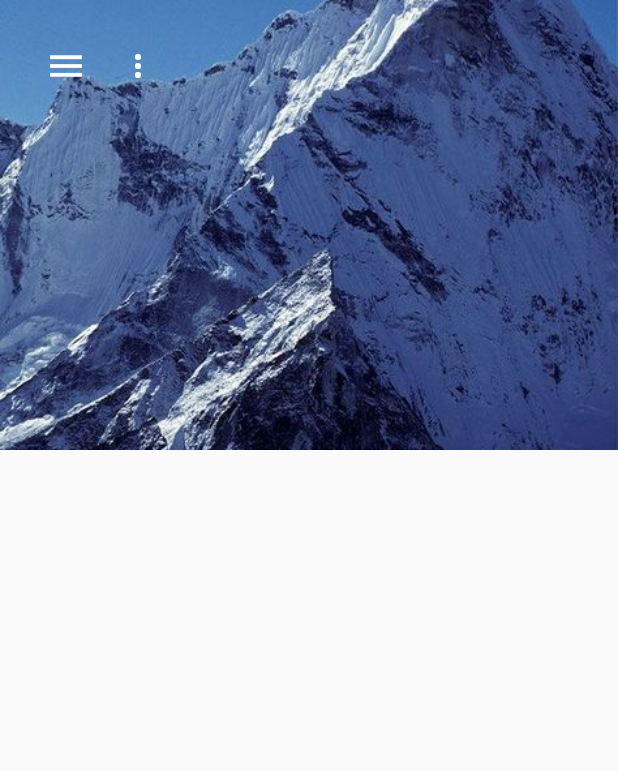
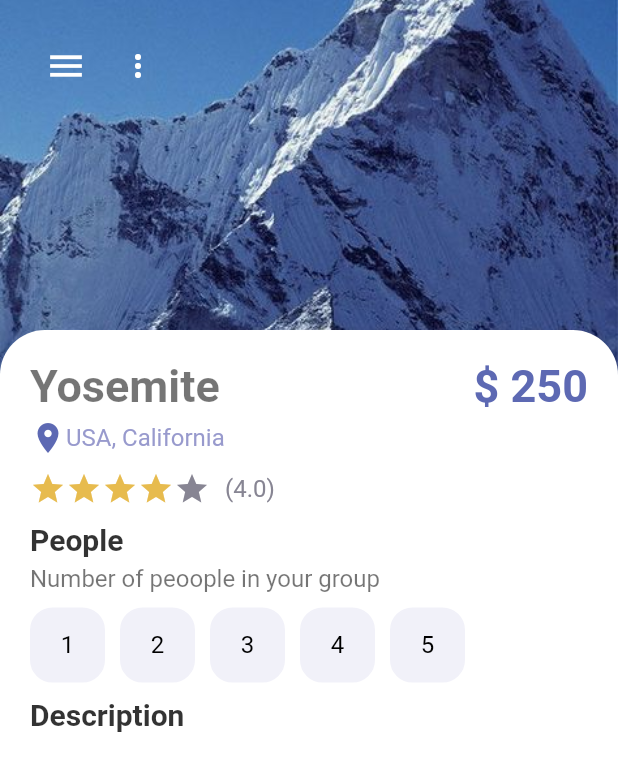
Before and after one commit to jaymesC/travel-app, a Flutter app: the screen it shows after launch, on a phone screen of 412 x 824 dp. Shown: the top 771 px of the screen. Run offline on Flutter 3.47's test engine with Material 2 defaults, Android fonts, the phone set to English and light mode, and no system bars.

Commit message:
updated detail page and app button  widget

```diff
--- a/lib/pages/detail_page.dart
+++ b/lib/pages/detail_page.dart
@@ -1,4 +1,8 @@
 import 'package:flutter/material.dart';
+import 'package:travel_app/misc/colors.dart';
+import 'package:travel_app/widget/app_buttons.dart';
+import 'package:travel_app/widget/app_large_text.dart';
+import 'package:travel_app/widget/app_text.dart';
 
 class DeatailPage extends StatefulWidget {
   const DeatailPage({Key? key}) : super(key: key);
@@ -8,10 +12,13 @@ class DeatailPage extends StatefulWidget {
 }
 
 class _DeatailPageState extends State<DeatailPage> {
+  int gottenStars = 4;
+  int selectedIndex = -1;
+
   @override
   Widget build(BuildContext context) {
     return Scaffold(
-        body: Container(
+        body: SizedBox(
       width: double.maxFinite,
       height: double.maxFinite,
       child: Stack(
@@ -21,8 +28,8 @@ class _DeatailPageState extends State<DeatailPage> {
               right: 0,
               child: Container(
                   width: double.maxFinite,
-                  height: 300,
-                  decoration: BoxDecoration(
+                  height: 350,
+                  decoration: const BoxDecoration(
                       image: DecorationImage(
                           image: AssetImage('img/mountain.jpeg'),
                           fit: BoxFit.cover)))),
@@ -34,17 +41,109 @@ class _DeatailPageState extends State<DeatailPage> {
                 children: [
                   IconButton(
                     onPressed: () {},
-                    icon: Icon(Icons.menu),
+                    icon: const Icon(Icons.menu),
                     color: Colors.white,
                     iconSize: 28,
                   ),
                   IconButton(
                     onPressed: () {},
-                    icon: Icon(Icons.more_vert),
+                    icon: const Icon(Icons.more_vert),
                     color: Colors.white,
                   ),
                 ],
               )),
+          Positioned(
+              top: 220,
+              child: Container(
+                  padding: const EdgeInsets.only(
+                    left: 20,
+                    right: 20,
+                    top: 20,
+                  ),
+                  width: MediaQuery.of(context).size.width,
+                  height: 500,
+                  decoration: const BoxDecoration(
+                      color: Colors.white,
+                      borderRadius: BorderRadius.only(
+                          topLeft: Radius.circular(30),
+                          topRight: Radius.circular(30))),
+                  child: Column(
+                    crossAxisAlignment: CrossAxisAlignment.start,
+                    children: [
+                      Row(
+                          mainAxisAlignment: MainAxisAlignment.spaceBetween,
+                          children: [
+                            AppLargeText(
+                                text: 'Yosemite', color: Colors.black54),
+                            AppLargeText(
+                              text: '\$ 250',
+                              color: AppColors.mainColor,
+                            ),
+                          ]),
+                      const SizedBox(height: 5),
+                      Row(children: [
+                        Icon(Icons.location_on, color: AppColors.mainColor),
+                        AppText(
+                          text: "USA, California",
+                          color: AppColors.textColor1,
+                        )
+                      ]),
+                      const SizedBox(height: 10),
+                      Row(children: [
+                        Wrap(
+                            children: List.generate(
+                                5,
+                                (index) => Icon(Icons.star,
+                                    color: index < gottenStars
+                                        ? AppColors.starColor
+                                        : AppColors.textColor2))),
+                        const SizedBox(width: 10),
+                        AppText(text: '(4.0)', color: AppColors.textColor2)
+                      ]),
+                      const SizedBox(height: 10),
+                      AppLargeText(
+                        text: 'People',
+                        color: Colors.black.withOpacity(0.8),
+                        size: 20,
+                      ),
+                      const SizedBox(height: 5),
+                      AppText(text: 'Number of peoople in your group'),
+                      const SizedBox(height: 10),
+                      Wrap(
+                        children: List.generate(5, (index) {
+                          return InkWell(
+                            onTap: () {
+                              setState(() {
+                                selectedIndex = index;
+                              });
+                            },
+                            child: Container(
+                              margin: const EdgeInsets.only(right: 10),
+                              child: AppButtons(
+                                color: selectedIndex == index
+                                    ? Colors.white
+                                    : Colors.black,
+                                backgroundColor: selectedIndex == index
+                                    ? Colors.black
+                                    : AppColors.buttonBackground,
+                                size: 50,
+                                borderColor: selectedIndex == index
+                                    ? Colors.black
+                                    : AppColors.buttonBackground,
+                                text: (1 + index).toString(),
+                              ),
+                            ),
+                          );
+                        }),
+                      ),
+                      SizedBox(height: 10),
+                      AppLargeText(
+                        text: 'Description',
+                        color: Colors.black.withOpacity(0.8),
+                        size: 20,
+                      )
+                    ],
+                  ))),
         ],
       ),
     ));
--- /dev/null
+++ b/lib/widget/app_buttons.dart
@@ -0,0 +1,39 @@
+import 'package:flutter/material.dart';
+import 'package:travel_app/misc/colors.dart';
+import 'package:travel_app/widget/app_text.dart';
+
+class AppButtons extends StatelessWidget {
+  final Color color;
+  String? text;
+  IconData? icon;
+  final Color backgroundColor;
+  double size;
+  final Color borderColor;
+  bool isIcon;
+
+  AppButtons(
+      {Key? key,
+      this.isIcon = false,
+      this.text = 'hyyy',
+      this.icon,
+      required this.color,
+      required this.backgroundColor,
+      required this.size,
+      required this.borderColor})
+      : super(key: key);
+
+  @override
+  Widget build(BuildContext context) {
+    return Container(
+      width: size,
+      height: size,
+      decoration: BoxDecoration(
+          border: Border.all(color: borderColor, width: 1.0),
+          borderRadius: BorderRadius.circular(15),
+          color: backgroundColor),
+      child: isIcon == false
+          ? Center(child: AppText(text: text!, color: color))
+          : Center(child: Icon(icon, color: color)),
+    );
+  }
+}
```
